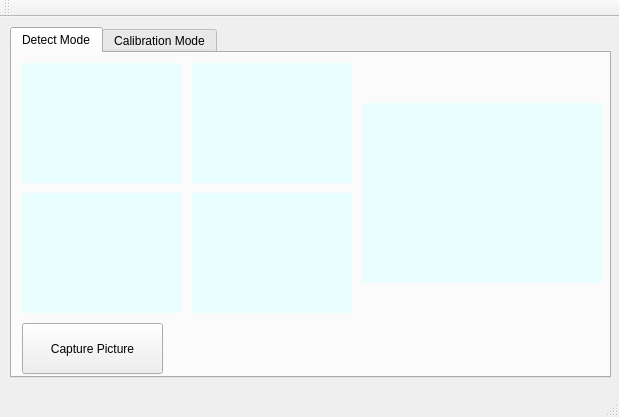
Old version of the form mainwindow.ui in the repository Chia-ChunHsu/FourCapture.
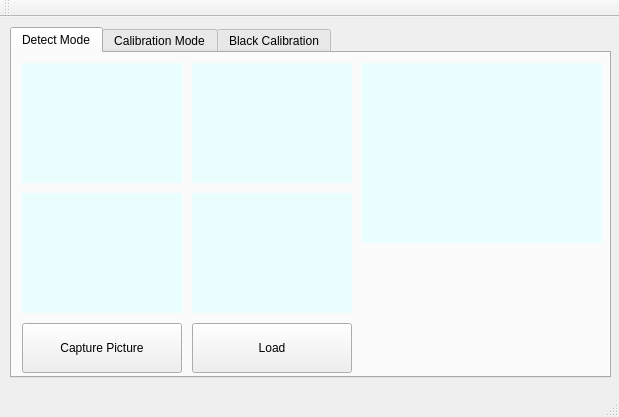
New version of the form. The open tabs and pages were chosen to show the change.

Commit message: Version 1.0.1 Add The Capture Mode (Only Load) Not Estimate or any other function

```diff
--- a/mainwindow.ui
+++ b/mainwindow.ui
@@ -35,8 +35,8 @@
        <rect>
         <x>10</x>
         <y>270</y>
-        <width>141</width>
-        <height>51</height>
+        <width>160</width>
+        <height>50</height>
        </rect>
       </property>
       <property name="text">
@@ -111,7 +111,7 @@
       <property name="geometry">
        <rect>
         <x>350</x>
-        <y>50</y>
+        <y>10</y>
         <width>240</width>
         <height>180</height>
        </rect>
@@ -123,6 +123,19 @@
        <string/>
       </property>
      </widget>
+     <widget class="QPushButton" name="LoadCapPic">
+      <property name="geometry">
+       <rect>
+        <x>180</x>
+        <y>270</y>
+        <width>160</width>
+        <height>50</height>
+       </rect>
+      </property>
+      <property name="text">
+       <string>Load</string>
+      </property>
+     </widget>
     </widget>
     <widget class="QWidget" name="CalibrationTab">
      <attribute name="title">
@@ -349,6 +362,11 @@
       </item>
      </widget>
     </widget>
+    <widget class="QWidget" name="tab">
+     <attribute name="title">
+      <string>Black Calibration</string>
+     </attribute>
+    </widget>
    </widget>
   </widget>
   <widget class="QMenuBar" name="menuBar">
```
Left out of the diff: 4 changed lines with no effect on the pictures. The commit also changes 4 other files.
